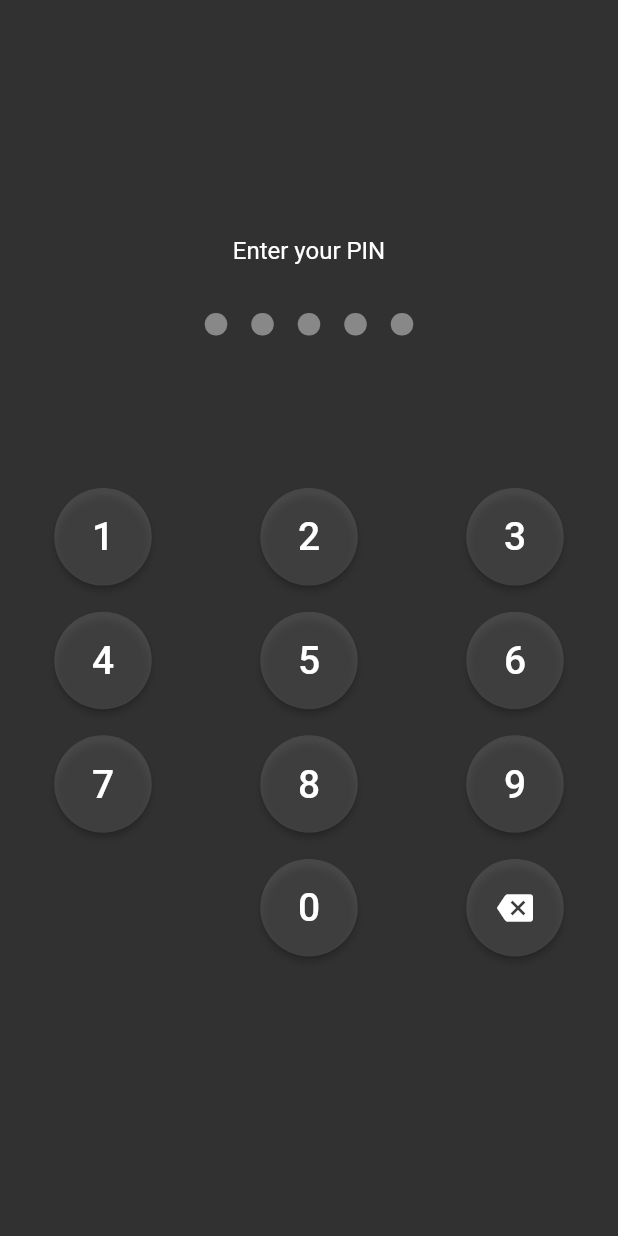
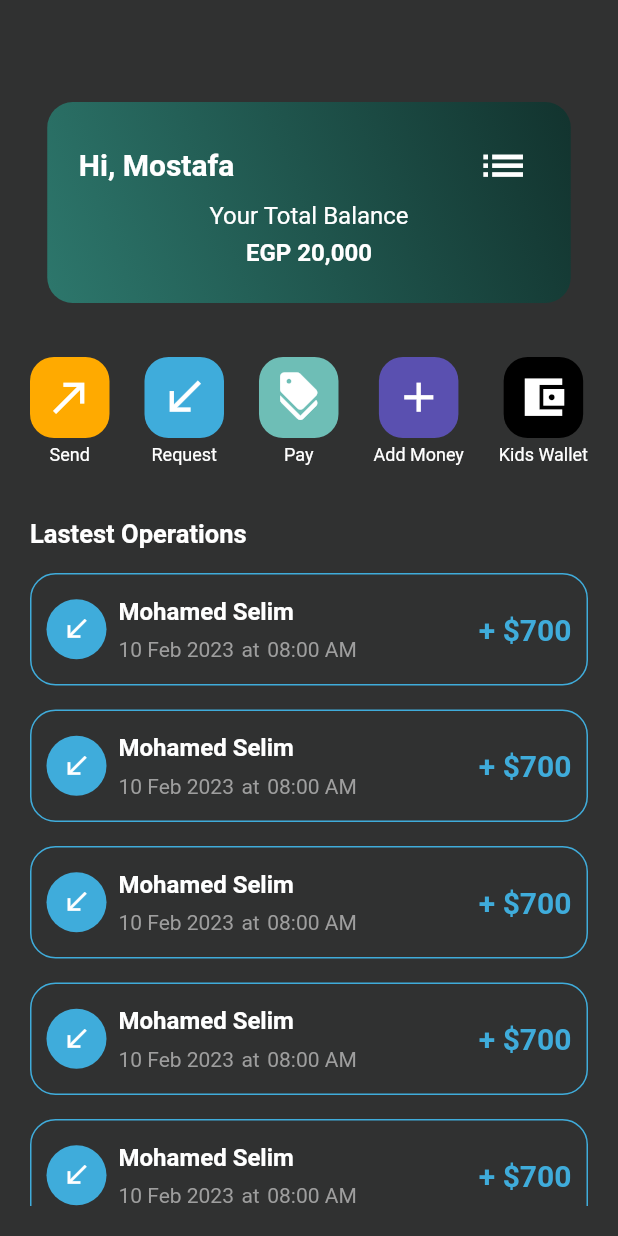
Before and after one commit to MAmin2001/CodeGamed_Tap_Cash_Flutter, a Flutter app: the screen it shows after launch, on a phone screen of 412 x 824 dp. Run offline on Flutter 3.47's test engine with Material 2 defaults, Android fonts, the phone set to English and light mode, and no system bars; our stand-ins replace dio, flutter_bloc, flutter_hex_color, fluttertoast, local_auth and 1 more; missing offline and left inert: dart:ffi, local_auth_android, local_auth_ios; accounts and stored records are empty.

Commit message:
dashboard

```diff
--- /dev/null
+++ b/lib/cash_lib/modules/dashboard/dashboard.dart
@@ -0,0 +1,296 @@
+import 'package:flutter/material.dart';
+import 'package:flutter_hex_color/flutter_hex_color.dart';
+
+class Dashboard extends StatelessWidget {
+  const Dashboard({Key? key}) : super(key: key);
+
+  @override
+  Widget build(BuildContext context) {
+    return Scaffold(
+      backgroundColor: HexColor('303131'),
+      body: SafeArea(
+        child: Padding(
+          padding: const EdgeInsets.all(20.0),
+          child: SingleChildScrollView(
+            child: Column(
+              crossAxisAlignment: CrossAxisAlignment.start,
+              children: [
+                SizedBox(
+                  height: 48,
+                ),
+                Center(
+                  child: Stack(
+                    children: [
+                      Container(
+                        decoration: BoxDecoration(
+                            borderRadius: BorderRadius.circular(17),
+                            gradient: LinearGradient(
+                              begin: Alignment.bottomLeft,
+                              end: Alignment.topRight,
+                              colors: [HexColor('2D776C'), HexColor("12332E")],
+                            )),
+                        width: 349,
+                        height: 134,
+                        child: Column(
+                          children: [
+                            Row(
+                                mainAxisAlignment: MainAxisAlignment.spaceBetween,
+                                crossAxisAlignment: CrossAxisAlignment.start,
+                                children: [
+                                  Padding(
+                                    padding: const EdgeInsets.only(
+                                      left: 21,
+                                      top: 30,
+                                    ),
+                                    child: Text(
+                                        style: TextStyle(
+                                            fontSize: 20,
+                                            fontWeight: FontWeight.bold,
+                                            color: Colors.white),
+                                        "Hi, Mostafa"),
+                                  ),
+                                  IconButton(
+                                    iconSize: 35,
+                                    padding: EdgeInsets.only(
+                                        top: 25,
+                                        right: 27.5),
+                                    color: Colors.white,
+                                    onPressed: () {},
+                                    icon: Icon(Icons.list),
+                                  )
+                                ]),
+                            SizedBox(height: 6,),
+                            Text(
+                                style: TextStyle(
+                                  color: Colors.white,
+                                  fontSize: 16
+                                ),
+                                "Your Total Balance"),
+                            SizedBox(height: 6,),
+                            Text(
+                              style: TextStyle(
+                                color: Colors.white,
+                                fontSize: 16,
+                                fontWeight: FontWeight.bold
+                              ),
+                                "EGP 20,000"),
+                          ],
+                        ),
+                      ),
+                    ],
+                  ),
+                ),
+                SizedBox(height: 36,),
+                Row(
+                  mainAxisAlignment: MainAxisAlignment.spaceBetween,
+                  children: [
+                    Column(
+                      children: [
+                        Container(
+                          decoration: BoxDecoration(
+                            color: HexColor('FFAA00'),
+                            borderRadius: BorderRadius.circular(16),
+                          ),
+                            height: 54,
+                            width: 53,
+                            child: IconButton(
+                              color: Colors.white,
+                                onPressed: (){},
+                                icon: Icon(
+                                    size: 33,
+                                    Icons.call_made_sharp)),
+                        ),
+                        SizedBox(height: 4,),
+                        Text(
+                            style:TextStyle(
+                                fontSize: 12,
+                                color: Colors.white),
+                            "Send"),
+                      ],
+
+                    ),
+                    Column(
+                      children: [
+                        Container(
+                          decoration: BoxDecoration(
+                            color: HexColor('3FACDB'),
+                            borderRadius: BorderRadius.circular(16),
+                          ),
+                          height: 54,
+                          width: 53,
+                          child: IconButton(
+                              color: Colors.white,
+                              onPressed: (){},
+                              icon: Icon(
+                                  size: 33,
+                                  Icons.call_received_sharp)),
+                        ),
+                        SizedBox(height: 4,),
+                        Text(
+                            style:TextStyle(
+                                fontSize: 12,
+                                color: Colors.white),
+                            "Request"),
+                      ],
+
+                    ),
+                    Column(
+                      children: [
+                        Container(
+                          decoration: BoxDecoration(
+                            color: HexColor('6EBEB6'),
+                            borderRadius: BorderRadius.circular(16),
+                          ),
+                          height: 54,
+                          width: 53,
+                          child: IconButton(
+                              color: Colors.white,
+                              onPressed: (){},
+                              icon: Icon(
+                                  size: 33,
+                                  Icons.discount)),
+                        ),
+                        SizedBox(height: 4,),
+                        Text(
+                            style:TextStyle(
+                                fontSize: 12,
+                                color: Colors.white),
+                            "Pay"),
+                      ],
+
+                    ),
+                    Column(
+                      children: [
+                        Container(
+                          decoration: BoxDecoration(
+                            color: HexColor('5A50B0'),
+                            borderRadius: BorderRadius.circular(16),
+                          ),
+                          height: 54,
+                          width: 53,
+                          child: IconButton(
+                              color: Colors.white,
+                              onPressed: (){},
+                              icon: Icon(
+                                  size: 33,
+                                  Icons.add)),
+                        ),
+                        SizedBox(height: 4,),
+                        Text(
+                            style:TextStyle(
+                                fontSize: 12,
+                                color: Colors.white),
+                            "Add Money"),
+                      ],
+
+                    ),
+                    Column(
+                      children: [
+                        Container(
+                          decoration: BoxDecoration(
+                            color: Colors.black,
+                            borderRadius: BorderRadius.circular(16),
+                          ),
+                          height: 54,
+                          width: 53,
+                          child: IconButton(
+                              color: Colors.white,
+                              onPressed: (){},
+                              icon: Icon(
+                                  size: 33,
+                                  Icons.account_balance_wallet_sharp)),
+                        ),
+                        SizedBox(height: 4,),
+                        Text(
+                            style:TextStyle(
+                                fontSize: 12,
+                                color: Colors.white),
+                            "Kids Wallet"),
+                      ],
+
+                    ),
+                  ],
+                ),
+                SizedBox(height: 36,),
+                Text(
+                    style: TextStyle(
+                      fontWeight: FontWeight.bold,
+                      color: Colors.white,
+                      fontSize: 17
+                    ),
+                    "Lastest Operations"),
+                SizedBox(height: 16,),
+                ListView.separated(
+                  shrinkWrap: true,
+                    physics: NeverScrollableScrollPhysics(),
+                    itemBuilder: (context, index) => Container(
+                      height: 75.0,
+                      width: double.infinity,
+                      decoration: BoxDecoration(
+                          border: Border.all(
+                            color: HexColor('3FACDB'),
+                          ),
+                          borderRadius: BorderRadius.circular(17.0)
+                      ),
+                      child: Padding(
+                        padding: const EdgeInsets.all(10.0),
+                        child: Row(
+                          children: [
+                            CircleAvatar(
+                              backgroundColor:HexColor('3FACDB') ,
+                              child: Icon(
+                                size: 20,
+                                Icons.call_received_outlined,
+                                color: Colors.white,),
+                            ),
+                            SizedBox(width: 8,),
+                            Column(
+                              crossAxisAlignment: CrossAxisAlignment.start,
+                              mainAxisAlignment: MainAxisAlignment.center,
+                              children: [
+                                Text('Mohamed Selim',style: TextStyle(
+                                    fontWeight: FontWeight.bold,
+                                    fontSize: 16,
+                                    color: Colors.white
+                                )),
+                                SizedBox(height: 8,),
+                                Row(
+                                  children: [
+                                    Text('10 Feb 2023',style: TextStyle(
+                                      fontSize: 14,
+                                      color: Colors.grey,
+                                    )),
+                                    SizedBox(width: 5,),
+                                    Text('at',style: TextStyle(
+                                      fontSize: 14,
+                                      color: Colors.grey,
+                                    )),
+                                    SizedBox(width: 5,),
+                                    Text('08:00 AM',style: TextStyle(
+                                      fontSize: 14,
+                                      color: Colors.grey,
+                                    )),
+                                  ],
+                                ),
+                              ],
+                            ),
+                            Spacer(),
+                            Text('+ \$700',style: TextStyle(
+                                fontWeight: FontWeight.bold,
+                                fontSize: 20,
+                                color: HexColor('3FACDB')
+                            ))
+                          ],
+                        ),
+                      ),
+                    ),
+                    separatorBuilder: (context, index) =>SizedBox(height: 16.0,),
+                    itemCount: 5)
+              ],
+            ),
+          ),
+        ),
+      ),
+    );
+  }
+}
--- a/lib/main.dart
+++ b/lib/main.dart
@@ -5,6 +5,7 @@ import 'package:flutter_bloc/flutter_bloc.dart';
 import 'package:local_auth/local_auth.dart';
 import 'package:tteesstt/cash_lib/main_cubit/main_cubit.dart';
 import 'package:tteesstt/cash_lib/modules/authentication/login/PIN/pin.dart';
+import 'package:tteesstt/cash_lib/modules/dashboard/dashboard.dart';
 import 'package:tteesstt/cash_lib/shared/colors/colors.dart';
 
 
@@ -23,7 +24,7 @@ class MyApp extends StatelessWidget {
     return BlocProvider(
       create: ((BuildContext context)=> MainCubit()),
       child: MaterialApp(
-        home: PinFingerprint(),
+        home: Dashboard(),
         debugShowCheckedModeBanner: false,
         theme: ThemeData(
           primarySwatch: primarySwatch
```
